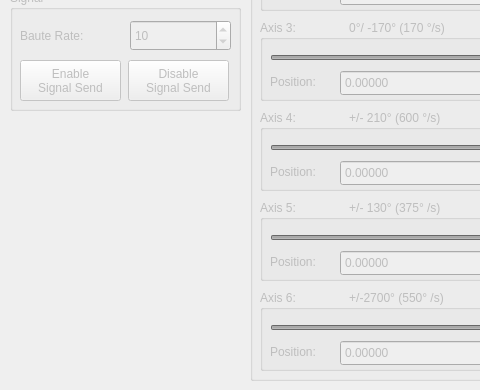
LabRobotica/OpenClientExemple, file OpenPosAbs/mainwindow.ui: the form before one commit; both pictures show x 0 to 480 and y 190 to 580 of the 1200 by 580 pixel window.
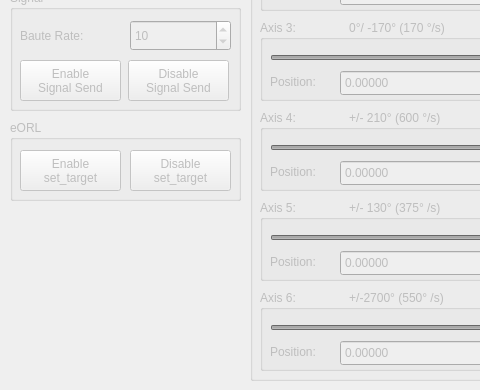
The form after the commit.

What changed in the file:
```diff
--- a/OpenPosAbs/mainwindow.ui
+++ b/OpenPosAbs/mainwindow.ui
@@ -1167,6 +1167,53 @@
      </property>
     </widget>
    </widget>
+   <widget class="QGroupBox" name="eORL">
+    <property name="enabled">
+     <bool>false</bool>
+    </property>
+    <property name="geometry">
+     <rect>
+      <x>10</x>
+      <y>310</y>
+      <width>231</width>
+      <height>81</height>
+     </rect>
+    </property>
+    <property name="title">
+     <string>eORL</string>
+    </property>
+    <widget class="QPushButton" name="enableSet">
+     <property name="geometry">
+      <rect>
+       <x>10</x>
+       <y>30</y>
+       <width>101</width>
+       <height>41</height>
+      </rect>
+     </property>
+     <property name="text">
+      <string>Enable
+set_target</string>
+     </property>
+    </widget>
+    <widget class="QPushButton" name="disableSet">
+     <property name="enabled">
+      <bool>false</bool>
+     </property>
+     <property name="geometry">
+      <rect>
+       <x>120</x>
+       <y>30</y>
+       <width>101</width>
+       <height>41</height>
+      </rect>
+     </property>
+     <property name="text">
+      <string>Disable
+set_target</string>
+     </property>
+    </widget>
+   </widget>
   </widget>
  </widget>
  <resources/>
```
